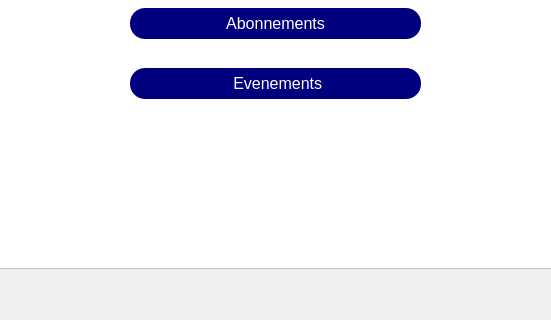
Old version of the form mainwindow.ui in the repository Projet-CPP-2A6/Nautica; both pictures show x 560 to 1111 and y 342 to 662 of the 1269 by 662 pixel window.
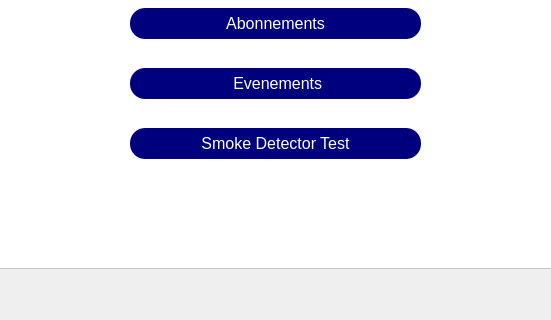
New version of the form. The open tabs and pages were chosen to show the change. Icons and pictures are not drawn.

Commit message: added arduino class and smoker detector test button

Diff of the .ui file:
```diff
--- a/mainwindow.ui
+++ b/mainwindow.ui
@@ -582,8 +582,8 @@
       <widget class="QLabel" name="role_lbl">
        <property name="geometry">
         <rect>
-         <x>640</x>
-         <y>460</y>
+         <x>650</x>
+         <y>530</y>
          <width>381</width>
          <height>31</height>
         </rect>
@@ -604,6 +604,44 @@
         <string/>
        </property>
       </widget>
+      <widget class="QPushButton" name="SmokeDetectorTestButton">
+       <property name="geometry">
+        <rect>
+         <x>690</x>
+         <y>470</y>
+         <width>291</width>
+         <height>31</height>
+        </rect>
+       </property>
+       <property name="font">
+        <font>
+         <family>MS Sans Serif</family>
+         <pointsize>12</pointsize>
+        </font>
+       </property>
+       <property name="styleSheet">
+        <string notr="true">QPushButton {
+    background-color: rgb(0, 0, 127); 
+    color: white; 
+    padding: 1px 20px;
+    border: 3px; /* Corrected the value to '3px' */
+    border-radius: 15px;
+}
+
+QPushButton:hover {
+    background-color: rgb(88, 191, 255); 
+	color: rgb(62, 199, 214);
+    color: black; 
+    border: 3px; /* Corrected the value to '3px' */
+    border-radius: 15px; 
+    border-color: blue;
+}
+</string>
+       </property>
+       <property name="text">
+        <string>Smoke Detector Test</string>
+       </property>
+      </widget>
      </widget>
     </widget>
     <widget class="QWidget" name="gestion">
```
Left out of the diff: 4 changed lines with no effect on the pictures. The commit also changes 2 other files.
